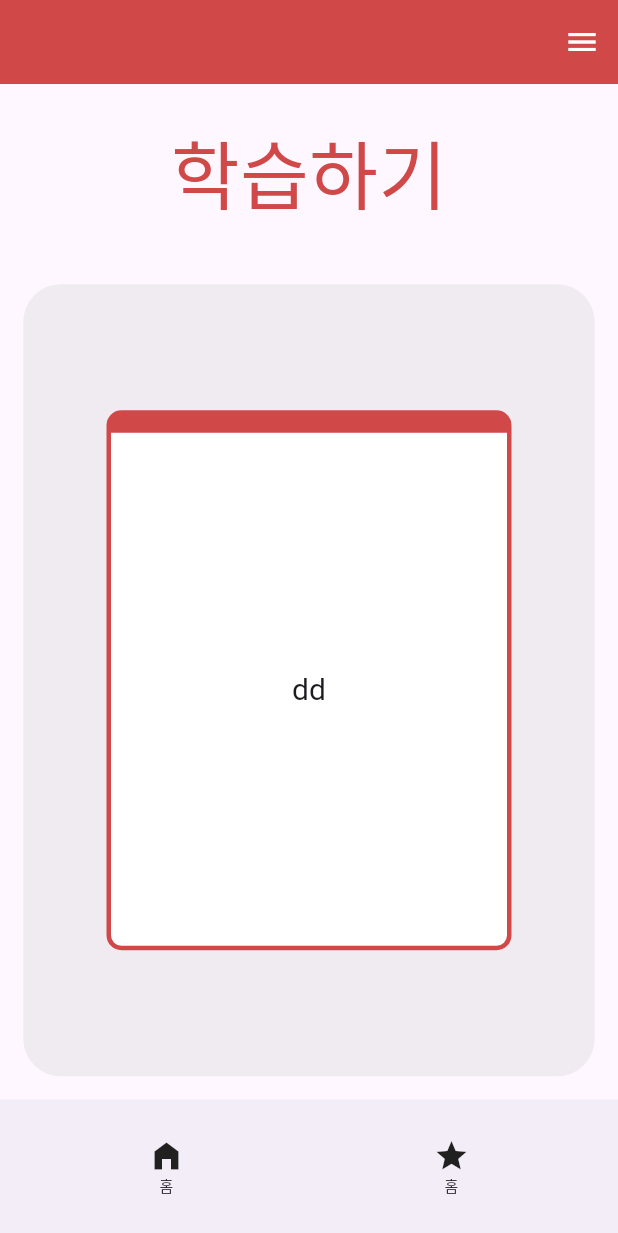
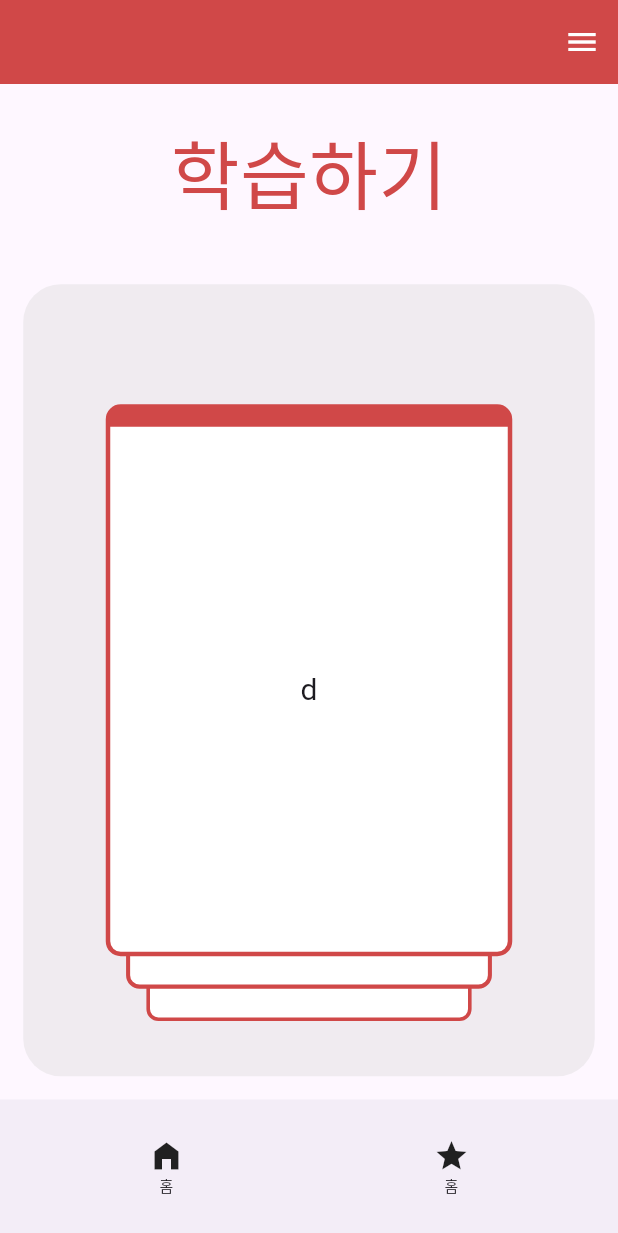
Before and after one commit to ReflectMun/BrainUp, a Flutter app: the screen it shows after launch, on a phone screen of 412 x 824 dp. Shown: the top 1233 px of the screen. Run offline on Flutter 3.47's test engine with Material 3 defaults, Android fonts, the phone set to English and light mode, and no system bars; drawn by our look-alikes of flip_card, flutter_card_swiper.

Commit message:
[jiho] 화면 4개 구현완료

```diff
--- a/lib/universal_flashcard/universal_studying/universal_studying_screen.dart
+++ b/lib/universal_flashcard/universal_studying/universal_studying_screen.dart
@@ -1,11 +1,26 @@
 import 'package:brain_up/universal_flashcard/universal_studying/universal_studying_flipcard.dart';
 import 'package:flutter/material.dart';
-import 'package:swipe_cards/swipe_cards.dart';
+import 'package:flutter_card_swiper/flutter_card_swiper.dart';
 
 import '../common_widget/deck_title.dart';
 
 class UniversalStudyingScreen extends StatelessWidget {
-  const UniversalStudyingScreen({super.key});
+  UniversalStudyingScreen({super.key});
+
+  final List<UniversalStudyingFlipCardWidget> _cards = [
+    UniversalStudyingFlipCardWidget(
+      question: "d",
+      answer: "g",
+    ),
+    UniversalStudyingFlipCardWidget(
+      question: "dd",
+      answer: "gg",
+    ),
+    UniversalStudyingFlipCardWidget(
+      question: "ddd",
+      answer: "ggg",
+    ),
+  ];
 
   @override
   Widget build(BuildContext context) {
@@ -34,9 +49,23 @@ class UniversalStudyingScreen extends StatelessWidget {
                   borderRadius: BorderRadius.circular(25)
                 ),
                 child: Center(
-                  child: UniversalStudyingFlipCardWidget(
-                    question: "dd",
-                    answer: "gg",
+                  child: CardSwiper(
+                    cardsCount: _cards.length,
+                    cardBuilder: (bc, i, x, y){
+                      return _cards[i];
+                    },
+                    maxAngle: 0,
+                    numberOfCardsDisplayed: _cards.length >= 3 ? 3 : _cards.length,
+                    allowedSwipeDirection: const AllowedSwipeDirection.only(
+                      up: false,
+                      down: false,
+                      right: true,
+                      left: true
+                    ),
+                    padding: const EdgeInsets.symmetric(
+                      horizontal: 55,
+                      vertical: 80
+                    ),
                   ),
                 ),
               ),
@@ -67,8 +96,8 @@ class UniversalStudyingScreen extends StatelessWidget {
                       Text(
                         "홈",
                         style: TextStyle(
-                            fontSize: 10,
-                            height: 1.6
+                          fontSize: 10,
+                          height: 1.6
                         ),
                       )
                     ],
--- a/pubspec.yaml
+++ b/pubspec.yaml
@@ -32,7 +32,7 @@ dependencies:
     sdk: flutter
 
   flip_card: ^0.7.0
-  swipe_cards: ^2.0.0+1
+  flutter_card_swiper: ^7.0.0
 
   # The following adds the Cupertino Icons font to your application.
   # Use with the CupertinoIcons class for iOS style icons.
```
Also changed, not shown: pubspec.lock.
